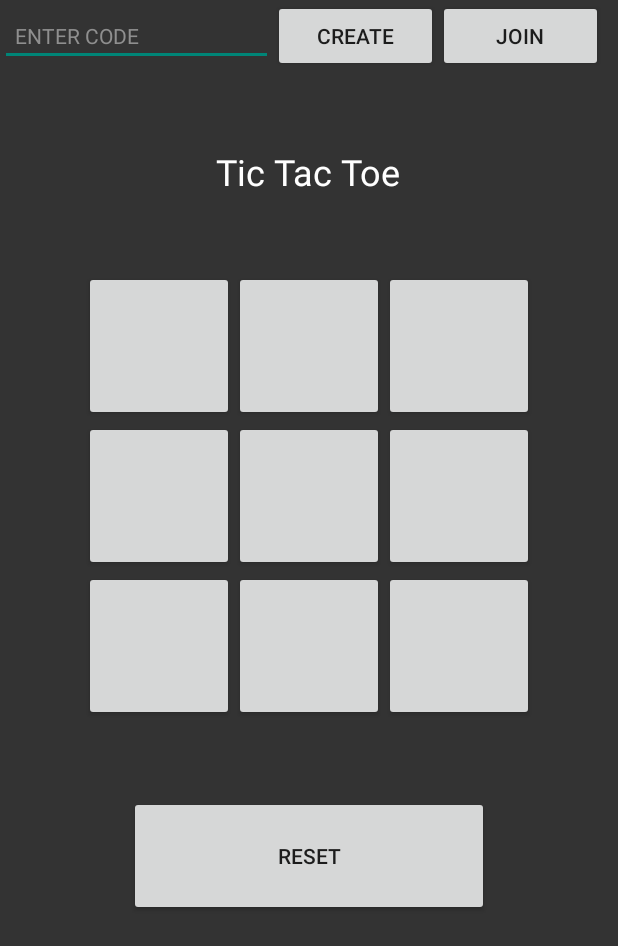
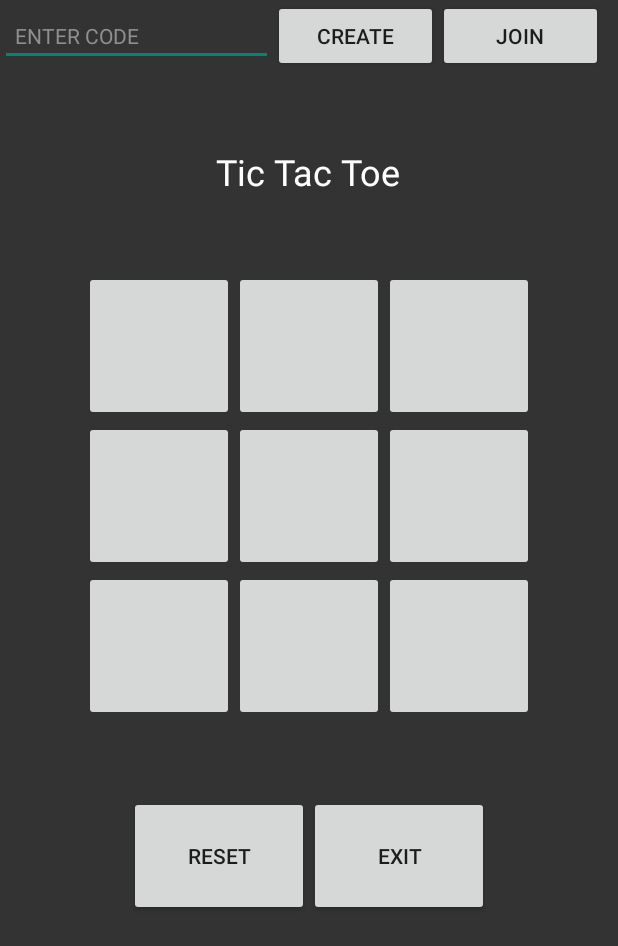
Before and after one commit to elyssatanxy/cs205-android-studio, an Android app: the Multiplayer screen opened directly, with no data from a screen before it, on a phone screen of 412 x 824 dp. Shown: the top 946 px of the screen. Run offline under Robolectric (Android 15) with nearby library versions, the phone set to English and light mode, and no system bars; our stand-ins replace Firebase (no records; nobody signed in at launch, a user with empty details on screens opened directly).

Commit message:
Added tie; Exit Btn; Code error checking

```diff
--- a/app/src/main/res/layout/activity_multiplayer.xml
+++ b/app/src/main/res/layout/activity_multiplayer.xml
@@ -168,10 +168,18 @@
             android:gravity="center">
 
             <Button
-                android:layout_width="240sp"
+                android:layout_width="120sp"
                 android:layout_height="80sp"
                 android:onClick="reset"
                 android:text="Reset" />
+
+            <Button
+                android:id="@+id/backButton"
+                android:layout_width="120sp"
+                android:layout_height="80sp"
+                android:layout_weight="1"
+                android:onClick="back"
+                android:text="Exit" />
 
         </LinearLayout>
 
```
Also changed, not shown: app/src/main/java/com/example/cs205/Multiplayer.java (+56 -14 lines).
